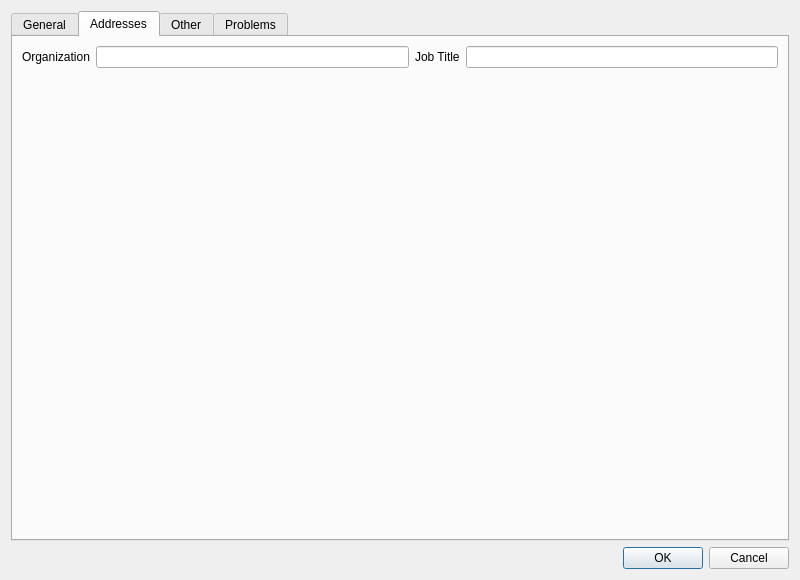
First picture: the form in src/contactdialog.ui, repository DarkHobbit/doublecontact, before the edit.
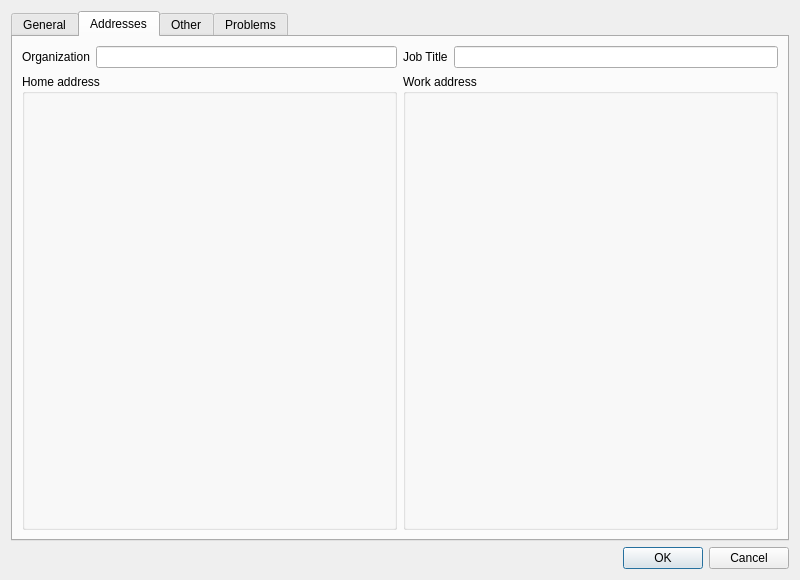
Second picture: the form after the edit. The open tabs and pages were chosen to show the change. Icons and pictures are not drawn.

The edit to the form file:
```diff
--- a/src/contactdialog.ui
+++ b/src/contactdialog.ui
@@ -291,8 +291,8 @@
       <attribute name="title">
        <string>Addresses</string>
       </attribute>
-      <layout class="QVBoxLayout" name="verticalLayout_6">
-       <item>
+      <layout class="QGridLayout" name="gridLayout_3">
+       <item row="0" column="0">
         <layout class="QHBoxLayout" name="horizontalLayout_5">
          <item>
           <widget class="QLabel" name="lbOrganization">
@@ -304,6 +304,10 @@
          <item>
           <widget class="QLineEdit" name="leOrganization"/>
          </item>
+        </layout>
+       </item>
+       <item row="0" column="1">
+        <layout class="QHBoxLayout" name="horizontalLayout_6">
          <item>
           <widget class="QLabel" name="lbTitle">
            <property name="text">
@@ -316,18 +320,31 @@
          </item>
         </layout>
        </item>
-       <item>
-        <spacer name="verticalSpacer">
-         <property name="orientation">
-          <enum>Qt::Vertical</enum>
+       <item row="1" column="0">
+        <widget class="QGroupBox" name="gbAddrHome">
+         <property name="sizePolicy">
+          <sizepolicy hsizetype="Preferred" vsizetype="Expanding">
+           <horstretch>0</horstretch>
+           <verstretch>0</verstretch>
+          </sizepolicy>
          </property>
-         <property name="sizeHint" stdset="0">
-          <size>
-           <width>20</width>
-           <height>462</height>
-          </size>
+         <property name="title">
+          <string>Home address</string>
          </property>
-        </spacer>
+        </widget>
+       </item>
+       <item row="1" column="1">
+        <widget class="QGroupBox" name="gbAddrWork">
+         <property name="sizePolicy">
+          <sizepolicy hsizetype="Preferred" vsizetype="Expanding">
+           <horstretch>0</horstretch>
+           <verstretch>0</verstretch>
+          </sizepolicy>
+         </property>
+         <property name="title">
+          <string>Work address</string>
+         </property>
+        </widget>
        </item>
       </layout>
      </widget>
```
